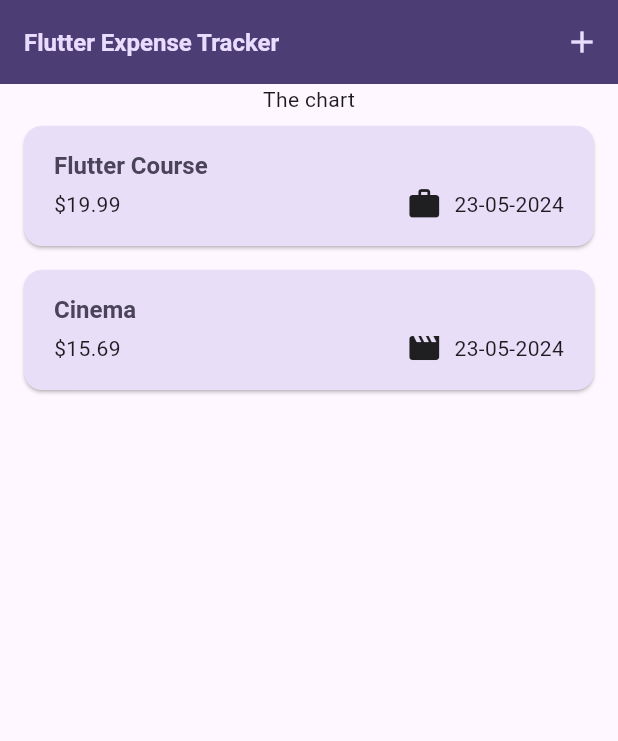
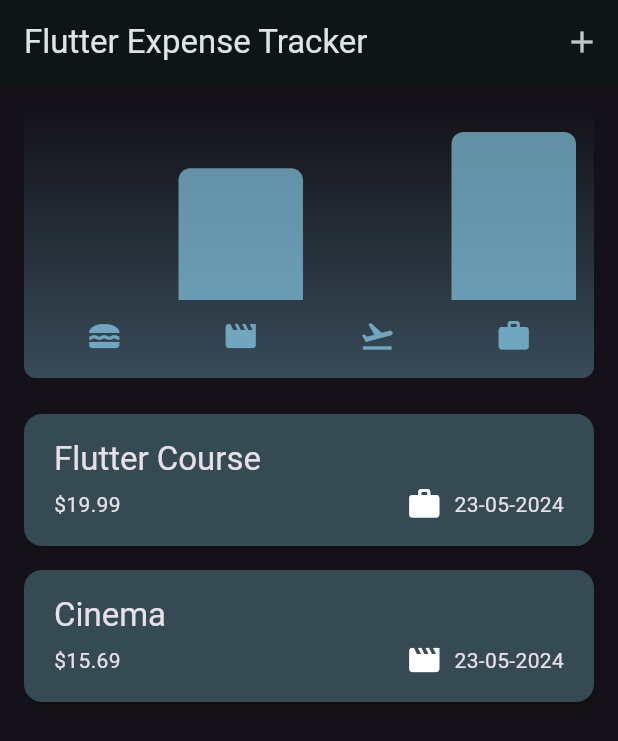
Before and after one commit to VIA2NEY/Course_Expense_Tracker, a Flutter app: the screen it shows after launch, on a phone screen of 412 x 824 dp. Shown: the top 741 px of the screen. Run offline on Flutter 3.47's test engine with Material 3 defaults, Android fonts, the phone set to English and light mode, and no system bars.

Commit message:
adding chart

```diff
--- a/lib/main.dart
+++ b/lib/main.dart
@@ -53,7 +53,8 @@ void main() {
           )
         ),
       ),
-      themeMode: ThemeMode.system, // Use either the light or dark theme based on what the user has selected in the system settings
+      themeMode: ThemeMode.dark,
+      // themeMode: ThemeMode.system, // Use either the light or dark theme based on what the user has selected in the system settings
 
       home: Expenses(),
     ),
--- a/lib/model/expense.dart
+++ b/lib/model/expense.dart
@@ -36,3 +36,34 @@ class Expense {
   }
 
 }
+
+
+class ExpenseBucket {
+
+  const ExpenseBucket({
+    required this.category,
+    required this.expenses
+  });
+
+  // filtrer les dépenses de allExpense dont la category correspond à la catégorie fournie. La méthode toList convertit ensuite le résultat en une liste.
+  ExpenseBucket.forCategory(List<Expense> allExpense, this.category)
+    : expenses = allExpense                                   // le `:` initialise les depenses de `List<Expense> expenses` de la classe ExpenseBucket, egale a `List<Expense> allExpense` qu'on a dans mon .forCategory()
+      .where((oneExpense) => oneExpense.category == category) // Et on vas filtre pour chaque depenses la categories qui a ete mis ici this.category
+      .toList();
+
+
+
+  final Category category;
+  final List<Expense> expenses;
+
+  double get totalExpenses {
+    double sum = 0;
+
+    for (final eachExpense in expenses) {
+      sum = sum + eachExpense.amount; // autre facon de l'ecrire sum =+ eachExpense.amount
+    }
+
+    return sum;
+  }
+
+}
--- /dev/null
+++ b/lib/widgets/chart/chart.dart
@@ -0,0 +1,95 @@
+import 'package:flutter/material.dart';
+
+import 'package:expenses_tracker/widgets/chart/chart_bar.dart';
+import 'package:expenses_tracker/model/expense.dart';
+
+class Chart extends StatelessWidget {
+  const Chart({super.key, required this.expenses});
+
+  final List<Expense> expenses;
+
+  List<ExpenseBucket> get buckets {
+    return [
+      ExpenseBucket.forCategory(expenses, Category.food),
+      ExpenseBucket.forCategory(expenses, Category.leisure),
+      ExpenseBucket.forCategory(expenses, Category.travel),
+      ExpenseBucket.forCategory(expenses, Category.work),
+    ];
+  }
+
+  double get maxTotalExpense {
+    double maxTotalExpense = 0;
+
+    for (final bucket in buckets) {
+      if (bucket.totalExpenses > maxTotalExpense) {
+        maxTotalExpense = bucket.totalExpenses;
+      }
+    }
+
+    return maxTotalExpense;
+  }
+
+  @override
+  Widget build(BuildContext context) {
+    final isDarkMode =
+        MediaQuery.of(context).platformBrightness == Brightness.dark;
+    return Container(
+      margin: const EdgeInsets.all(16),
+      padding: const EdgeInsets.symmetric(
+        vertical: 16,
+        horizontal: 8,
+      ),
+      width: double.infinity,
+      height: 180,
+      decoration: BoxDecoration(
+        borderRadius: BorderRadius.circular(8),
+        gradient: LinearGradient(
+          colors: [
+            Theme.of(context).colorScheme.primary.withOpacity(0.3),
+            Theme.of(context).colorScheme.primary.withOpacity(0.0)
+          ],
+          begin: Alignment.bottomCenter,
+          end: Alignment.topCenter,
+        ),
+      ),
+      child: Column(
+        children: [
+          Expanded(
+            child: Row(
+              crossAxisAlignment: CrossAxisAlignment.end,
+              children: [
+                for (final bucket in buckets) // alternative to map()
+                  ChartBar(
+                    fill: bucket.totalExpenses == 0
+                        ? 0
+                        : bucket.totalExpenses / maxTotalExpense,
+                  )
+              ],
+            ),
+          ),
+          const SizedBox(height: 12),
+          Row(
+            children: buckets
+                .map(
+                  (bucket) => Expanded(
+                    child: Padding(
+                      padding: const EdgeInsets.symmetric(horizontal: 4),
+                      child: Icon(
+                        categoryIcons[bucket.category],
+                        color: isDarkMode
+                            ? Theme.of(context).colorScheme.secondary
+                            : Theme.of(context)
+                                .colorScheme
+                                .primary
+                                .withOpacity(0.7),
+                      ),
+                    ),
+                  ),
+                )
+                .toList(),
+          )
+        ],
+      ),
+    );
+  }
+}
--- /dev/null
+++ b/lib/widgets/chart/chart_bar.dart
@@ -0,0 +1,34 @@
+import 'package:flutter/material.dart';
+
+class ChartBar extends StatelessWidget {
+  const ChartBar({
+    super.key,
+    required this.fill,
+  });
+
+  final double fill;
+
+  @override
+  Widget build(BuildContext context) {
+    final isDarkMode =
+        MediaQuery.of(context).platformBrightness == Brightness.dark;
+    return Expanded(
+      child: Padding(
+        padding: const EdgeInsets.symmetric(horizontal: 4),
+        child: FractionallySizedBox(
+          heightFactor: fill,
+          child: DecoratedBox(
+            decoration: BoxDecoration(
+              shape: BoxShape.rectangle,
+              borderRadius:
+                  const BorderRadius.vertical(top: Radius.circular(8)),
+              color: isDarkMode
+                  ? Theme.of(context).colorScheme.secondary
+                  : Theme.of(context).colorScheme.primary.withOpacity(0.65),
+            ),
+          ),
+        ),
+      ),
+    );
+  }
+}
--- a/lib/widgets/expenses.dart
+++ b/lib/widgets/expenses.dart
@@ -1,3 +1,4 @@
+import 'package:expenses_tracker/widgets/chart/chart.dart';
 import 'package:expenses_tracker/widgets/expenses_list/expenses_list.dart';
 import 'package:expenses_tracker/widgets/new_expense.dart';
 import 'package:flutter/material.dart';
@@ -90,7 +91,7 @@ class _ExpensesState extends State<Expenses> {
       ),
       body: Column(
         children: [
-          Text('The chart'),
+          Chart(expenses: _registeredExpenses),
 
           Expanded(
             child: mainContent
```
